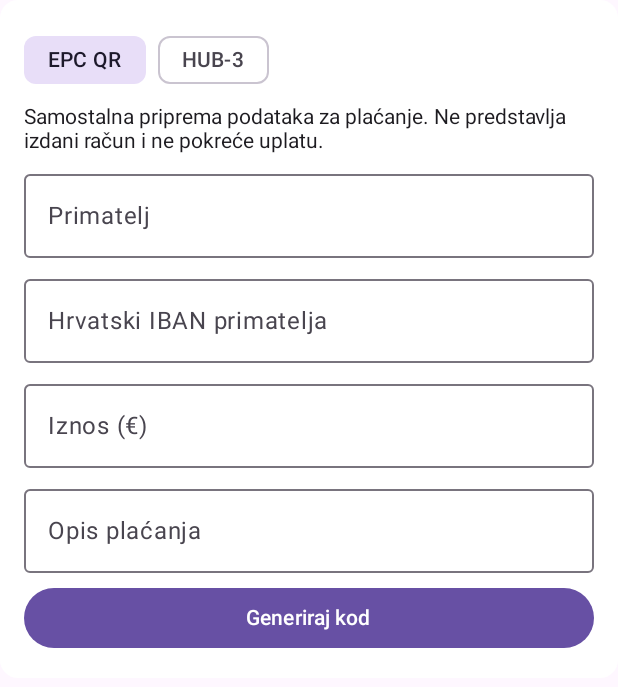
After one commit to bren-wp/FiskAI, an Android app built with Jetpack Compose: the composable PaymentCodesScreen shown on its own in the app's theme, on a phone screen of 412 x 824 dp. The commit adds this screen. Shown: the top 687 px of the screen. Run offline under Robolectric (Android 15) with nearby library versions, the phone set to English and light mode, and no system bars.

Commit message:
Add local HUB3 PDF417 and EPC QR generators with ZXing round-trip tests

```diff
--- a/app/build.gradle.kts
+++ b/app/build.gradle.kts
@@ -32,6 +32,7 @@ dependencies {
     implementation("androidx.activity:activity-compose:1.13.0")
     implementation("androidx.compose.material3:material3")
     implementation("androidx.compose.ui:ui")
+    implementation("com.google.zxing:core:3.5.4")
     testImplementation("junit:junit:4.13.2")
     androidTestImplementation("androidx.test:runner:1.7.0")
     androidTestImplementation("androidx.test.ext:junit:1.3.0")
--- a/app/src/main/java/hr/brendigo/fiskai/MainActivity.kt
+++ b/app/src/main/java/hr/brendigo/fiskai/MainActivity.kt
@@ -180,6 +180,7 @@ private fun FiskApp(store: DraftStore, directory: DirectoryStore, businessStore:
                     directory.saveProducts(next).also { if(it) products = next }
                 }
                 page == "Poslovni prostori" || page == "Naplatni uređaji" || page == "Operateri" -> FiscalSetupScreen(page, fiscalStore)
+                page == "Platni kodovi" -> PaymentCodesScreen(business)
                 page == "Skladište" -> InventoryScreen(products.filter { !it.service && !it.archived })
                 page == "POS blagajna" -> PosDraftScreen(products.filterNot { it.archived }, contacts.filterNot { it.supplier }) { draft ->
                     val updated=items+draft
@@ -193,7 +194,7 @@ private fun FiskApp(store: DraftStore, directory: DirectoryStore, businessStore:
                 }
                 else -> {
                     Text("Više", style = MaterialTheme.typography.headlineSmall, fontWeight = FontWeight.Bold)
-                    listOf("Kupci", "Dobavljači", "Proizvodi i usluge", "Poslovni subjekt", "Poslovni prostori", "Naplatni uređaji", "Operateri", "Certifikati", "Test fiskalizacije", "DEMO računi", "POS blagajna", "Skladište").forEach { destination ->
+                    listOf("Kupci", "Dobavljači", "Proizvodi i usluge", "Poslovni subjekt", "Poslovni prostori", "Naplatni uređaji", "Operateri", "Certifikati", "Test fiskalizacije", "DEMO računi", "POS blagajna", "Skladište", "Platni kodovi").forEach { destination ->
                         OutlinedButton(onClick = { page = destination }, modifier = Modifier.fillMaxWidth()) { Text(destination) }
                     }
                     Panel { Text("Lokalna pohrana"); Text("Lokalni zapisi zaštićeni su ključem ovog uređaja. Fiskalizacija i eRačuni još nisu dostupni.") }
--- /dev/null
+++ b/app/src/main/java/hr/brendigo/fiskai/PaymentCodesScreen.kt
@@ -0,0 +1,86 @@
+package hr.brendigo.fiskai
+
+import android.graphics.Bitmap
+import androidx.compose.foundation.Image
+import androidx.compose.foundation.layout.*
+import androidx.compose.material3.*
+import androidx.compose.runtime.*
+import androidx.compose.ui.Modifier
+import androidx.compose.ui.graphics.asImageBitmap
+import androidx.compose.ui.graphics.FilterQuality
+import androidx.compose.ui.text.font.FontWeight
+import androidx.compose.ui.unit.dp
+import com.google.zxing.common.BitMatrix
+import java.math.BigDecimal
+
+@Composable
+internal fun PaymentCodesScreen(business:BusinessProfile){
+    var hub by remember{mutableStateOf(false)}
+    var payer by remember{mutableStateOf("")}
+    var payerAddress by remember{mutableStateOf("")}
+    var payerCity by remember{mutableStateOf("")}
+    var payee by remember{mutableStateOf(business.name)}
+    var address by remember{mutableStateOf(business.address)}
+    var city by remember{mutableStateOf(business.city)}
+    var iban by remember{mutableStateOf(business.iban)}
+    var amount by remember{mutableStateOf("")}
+    var description by remember{mutableStateOf("")}
+    var result by remember{mutableStateOf<Pair<PaymentData,Bitmap>?>(null)}
+    var error by remember{mutableStateOf("")}
+    fun invalidate(){result=null;error=""}
+    Text("Platni kodovi",style=MaterialTheme.typography.headlineSmall,fontWeight=FontWeight.Bold)
+    Panel {
+        Row(horizontalArrangement=Arrangement.spacedBy(8.dp)){
+            FilterChip(selected=!hub,onClick={hub=false;invalidate()},label={Text("EPC QR")})
+            FilterChip(selected=hub,onClick={hub=true;invalidate()},label={Text("HUB-3")})
+        }
+        Text("Samostalna priprema podataka za plaćanje. Ne predstavlja izdani račun i ne pokreće uplatu.")
+        if(hub){
+            OutlinedTextField(payer,{payer=it;invalidate()},label={Text("Platitelj")},modifier=Modifier.fillMaxWidth(),singleLine=true)
+            OutlinedTextField(payerAddress,{payerAddress=it;invalidate()},label={Text("Adresa platitelja")},modifier=Modifier.fillMaxWidth(),singleLine=true)
+            OutlinedTextField(payerCity,{payerCity=it;invalidate()},label={Text("Poštanski broj i mjesto platitelja")},modifier=Modifier.fillMaxWidth(),singleLine=true)
+        }
+        OutlinedTextField(payee,{payee=it;invalidate()},label={Text("Primatelj")},modifier=Modifier.fillMaxWidth(),singleLine=true)
+        if(hub){
+            OutlinedTextField(address,{address=it;invalidate()},label={Text("Adresa primatelja")},modifier=Modifier.fillMaxWidth(),singleLine=true)
+            OutlinedTextField(city,{city=it;invalidate()},label={Text("Poštanski broj i mjesto primatelja")},modifier=Modifier.fillMaxWidth(),singleLine=true)
+            Text("Model HR99 — bez poziva na broj.")
+        }
+        OutlinedTextField(iban,{iban=it;invalidate()},label={Text("Hrvatski IBAN primatelja")},modifier=Modifier.fillMaxWidth(),singleLine=true)
+        OutlinedTextField(amount,{amount=it;invalidate()},label={Text("Iznos (€)")},modifier=Modifier.fillMaxWidth(),singleLine=true)
+        OutlinedTextField(description,{description=it;invalidate()},label={Text("Opis plaćanja")},modifier=Modifier.fillMaxWidth())
+        Button(onClick={
+            invalidate()
+            val attempt=runCatching {
+                val data=PaymentData(payer,payerAddress,payerCity,payee,address,city,iban,requireNotNull(parseDecimal(amount)),description)
+                val code=if(hub)PaymentCodes.pdf417(PaymentCodes.hub(data)) else PaymentCodes.qr(PaymentCodes.epc(data))
+                data to bitmap(code)
+            }
+            result=attempt.getOrNull()
+            if(attempt.isFailure)error="Provjerite IBAN, iznos, obavezne podatke, duljinu i znakove u poljima."
+        },modifier=Modifier.fillMaxWidth()){Text("Generiraj kod")}
+        if(error.isNotEmpty())Text(error,color=MaterialTheme.colorScheme.error)
+    }
+    result?.let{(data,bmp)->Panel{
+        Text(if(hub)"HUB-3 PDF417" else "EPC QR",fontWeight=FontWeight.Bold)
+        Text("Primatelj: "+data.payee)
+        Text("IBAN: "+data.iban.filterNot(Char::isWhitespace))
+        Text("Iznos: "+euro(data.amount))
+        Text("Opis: "+data.description)
+        if(hub){
+            Text("Platitelj: "+data.payer)
+            Text(data.payerAddress+" · "+data.payerCity)
+            Text(data.payeeAddress+" · "+data.payeeCity)
+            Text("Model HR99, bez poziva na broj")
+        }
+        Image(bitmap=bmp.asImageBitmap(),contentDescription="Platni barkod",modifier=Modifier.fillMaxWidth().height(if(hub)150.dp else 260.dp),filterQuality=FilterQuality.None)
+        Text("Prije uplate usporedite podatke s prikazom bankovne aplikacije. Podrška ovisi o banci.")
+    }}
+}
+private fun bitmap(matrix:BitMatrix):Bitmap {
+    val scale=4
+    val width=matrix.width*scale
+    val height=matrix.height*scale
+    val pixels=IntArray(width*height){index->if(matrix.get((index%width)/scale,(index/width)/scale))android.graphics.Color.BLACK else android.graphics.Color.WHITE}
+    return Bitmap.createBitmap(pixels,width,height,Bitmap.Config.ARGB_8888)
+}
```
Also changed, not shown: app/src/main/java/hr/brendigo/fiskai/PaymentCodes.kt (added, +66 -0 lines), 5 other files.
